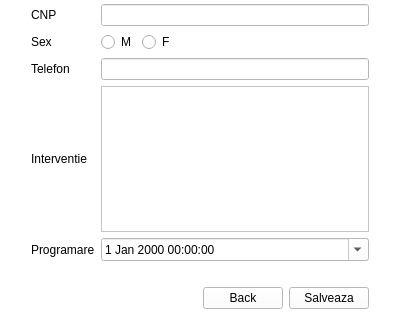
Before: the Qt Designer form vizualizare.ui in Freq95/AplicatieMedicala, drawn with Qt 5; both pictures show x 0 to 400 and y 309 to 629 of the 400 by 629 pixel window.
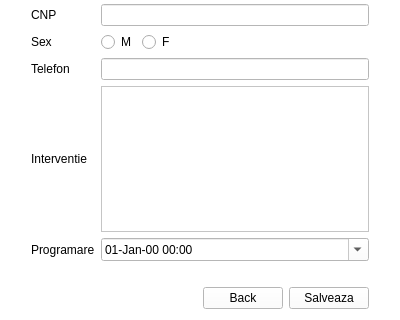
After: the same form once the commit is applied. Icons and pictures are not drawn.

Patch:
```diff
--- a/vizualizare.ui
+++ b/vizualizare.ui
@@ -558,6 +558,9 @@
      </item>
      <item row="6" column="1">
       <widget class="QDateTimeEdit" name="dateTimeEdit">
+       <property name="displayFormat">
+        <string>dd-MMM-yy hh:mm</string>
+       </property>
        <property name="calendarPopup">
         <bool>true</bool>
        </property>
```
